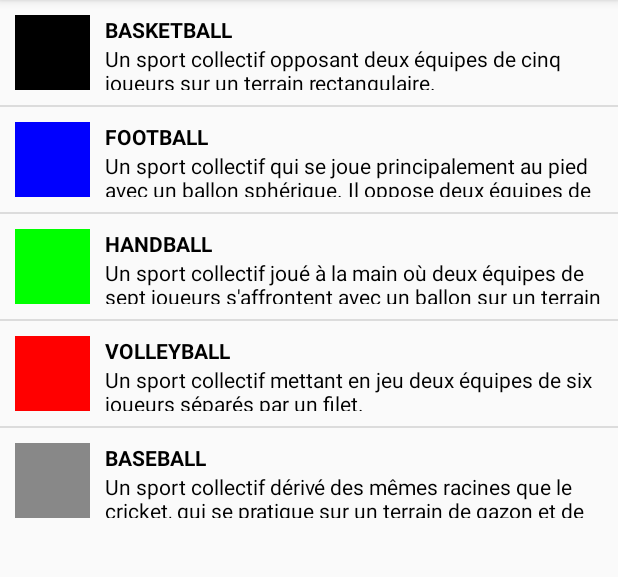
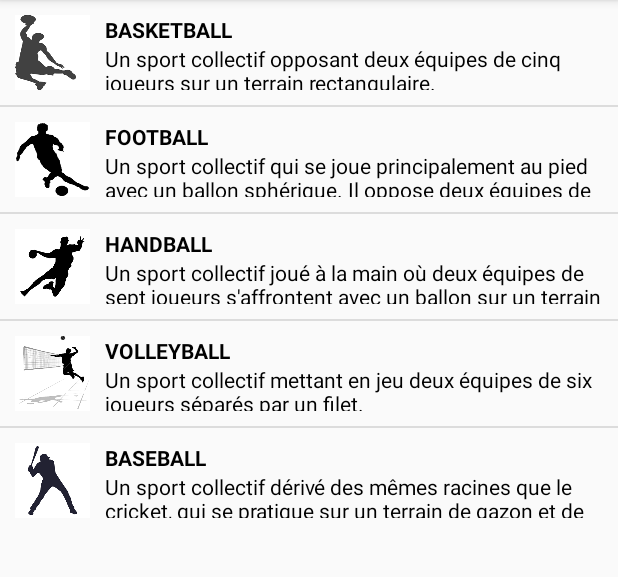
Before and after one commit to anthonybriot/RENDU_TP_AM, an Android app: the screen it shows after launch (MainActivity), on a phone screen of 412 x 824 dp, the part 84-661 px from its top. Run offline under Robolectric (Android 15) with nearby library versions, the phone set to English and light mode, and no system bars.

Commit message:
Re-upload avec ViewHolder du TP à rendre pour le 21/02 sur les listes personnalisées

```diff
--- a/AnthonyBriot_ListPerso/app/src/main/java/com/example/anthony/anthonybriot_listperso/MainActivity.java
+++ b/AnthonyBriot_ListPerso/app/src/main/java/com/example/anthony/anthonybriot_listperso/MainActivity.java
@@ -36,11 +36,11 @@ public class MainActivity extends AppCompatActivity {
 
     private List<Sport> genererSports(){
         List<Sport> sports = new ArrayList<Sport>();
-        sports.add(new Sport(Color.BLACK, "BASKETBALL", "Un sport collectif opposant deux équipes de cinq joueurs sur un terrain rectangulaire."));
-        sports.add(new Sport(Color.BLUE, "FOOTBALL", "Un sport collectif qui se joue principalement au pied avec un ballon sphérique. Il oppose deux équipes de onze joueurs dans un stade."));
-        sports.add(new Sport(Color.GREEN, "HANDBALL", "Un sport collectif joué à la main où deux équipes de sept joueurs s'affrontent avec un ballon sur un terrain rectangulaire."));
-        sports.add(new Sport(Color.RED, "VOLLEYBALL", "Un sport collectif mettant en jeu deux équipes de six joueurs séparés par un filet."));
-        sports.add(new Sport(Color.GRAY, "BASEBALL", "Un sport collectif dérivé des mêmes racines que le cricket, qui se pratique sur un terrain de gazon et de sable. Il se joue avec des battes pour frapper une balle lancée."));
+        sports.add(new Sport(R.mipmap.basket, "BASKETBALL", "Un sport collectif opposant deux équipes de cinq joueurs sur un terrain rectangulaire."));
+        sports.add(new Sport(R.mipmap.foot, "FOOTBALL", "Un sport collectif qui se joue principalement au pied avec un ballon sphérique. Il oppose deux équipes de onze joueurs dans un stade."));
+        sports.add(new Sport(R.mipmap.hand, "HANDBALL", "Un sport collectif joué à la main où deux équipes de sept joueurs s'affrontent avec un ballon sur un terrain rectangulaire."));
+        sports.add(new Sport(R.mipmap.volley, "VOLLEYBALL", "Un sport collectif mettant en jeu deux équipes de six joueurs séparés par un filet."));
+        sports.add(new Sport(R.mipmap.base, "BASEBALL", "Un sport collectif dérivé des mêmes racines que le cricket, qui se pratique sur un terrain de gazon et de sable. Il se joue avec des battes pour frapper une balle lancée."));
         return sports;
     }
 
--- a/AnthonyBriot_ListPerso/app/src/main/java/com/example/anthony/anthonybriot_listperso/SportAdapter.java
+++ b/AnthonyBriot_ListPerso/app/src/main/java/com/example/anthony/anthonybriot_listperso/SportAdapter.java
@@ -42,7 +42,9 @@ public class SportAdapter extends ArrayAdapter<Sport> {
         Sport sport = getItem(position);
         viewHolder.pseudo.setText(sport.getPseudo());
         viewHolder.text.setText(sport.getText());
-        viewHolder.avatar.setImageDrawable(new ColorDrawable(sport.getColor()));
+        //viewHolder.avatar.setImageDrawable(new ColorDrawable(sport.getColor()));
+        viewHolder.avatar.setImageResource(sport.getColor());
+
 
         return convertView;
     }
```
Also changed, not shown: AnthonyBriot_ListPerso/app/src/main/res/mipmap-hdpi/base.png (added), AnthonyBriot_ListPerso/app/src/main/res/mipmap-hdpi/basket.png (added), AnthonyBriot_ListPerso/app/src/main/res/mipmap-hdpi/c21c86b114c0fe98e714e7e2bf21ddc4.jpg (deleted), AnthonyBriot_ListPerso/app/src/main/res/mipmap-hdpi/foot.png (added), AnthonyBriot_ListPerso/app/src/main/res/mipmap-hdpi/hand.png (added), AnthonyBriot_ListPerso/app/src/main/res/mipmap-hdpi/volley.png (added).
